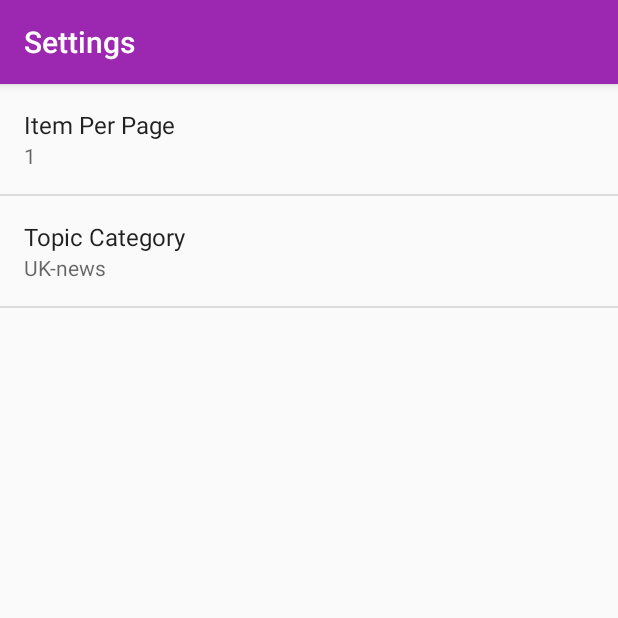
After one commit to angwandi/NewsAppABNSGU, an Android app: the SettingsActivity screen opened directly, with no data from a screen before it, on a phone screen of 412 x 824 dp, the top half of it. The commit adds this screen. Run offline under Robolectric (Android 15) with nearby library versions, the phone set to English and light mode, and no system bars.

Commit message:
Add SharedPreference

```diff
--- a/app/src/main/java/com/example/demad/newsapp/QueryUtils.java
+++ b/app/src/main/java/com/example/demad/newsapp/QueryUtils.java
@@ -73,7 +73,7 @@ public class QueryUtils {
                 .appendQueryParameter("page-size", "50")
                 //q parameter can be something like education,debate,economy,immigration,...
                 //can combine debate AND economy as well(can use these operators :AND,OR,NOT)
-                .appendQueryParameter("q", " ")
+                .appendQueryParameter("q","")
                 //Free student key from the Guardian API website
                 .appendQueryParameter("api-key", "ee7fcfa8-a253-432e-9e44-80655700e71a");
         String url;
--- /dev/null
+++ b/app/src/main/java/com/example/demad/newsapp/SettingsActivity.java
@@ -0,0 +1,57 @@
+package com.example.demad.newsapp;
+
+import android.content.SharedPreferences;
+import android.preference.ListPreference;
+import android.preference.Preference;
+import android.preference.PreferenceFragment;
+import android.preference.PreferenceManager;
+import android.support.v7.app.AppCompatActivity;
+import android.os.Bundle;
+public class SettingsActivity extends AppCompatActivity {
+    @Override
+    protected void onCreate(Bundle savedInstanceState) {
+        super.onCreate(savedInstanceState);
+        setContentView(R.layout.settings);
+    }
+
+    public static class NewsAppPreferenceFragment
+            extends PreferenceFragment
+            implements Preference.OnPreferenceChangeListener {
+        @Override
+        public void onCreate( Bundle savedInstanceState) {
+            super.onCreate(savedInstanceState);
+            addPreferencesFromResource(R.xml.settings_main);
+            Preference pageSize = findPreference(getString(R.string.settings_item_per_page_key));
+            bindPreferenceSummaryToValue(pageSize);
+            Preference topicCategory = findPreference(getString(R.string.settings_topic_category_key));
+            bindPreferenceSummaryToValue(topicCategory);
+        }
+
+        @Override
+        public boolean onPreferenceChange(Preference preference, Object value) {
+            // The code in this method takes care of updating the displayed preference summary after it has been changed
+            String stringValue = value.toString();
+            if (preference instanceof ListPreference) {
+                ListPreference listPreference = (ListPreference) preference;
+                int prefIndex = listPreference.findIndexOfValue(stringValue);
+                if (prefIndex >= 0) {
+                    CharSequence[] labels = listPreference.getEntries();
+                    preference.setSummary(labels[prefIndex]);
+                }
+            } else {
+                preference.setSummary(stringValue);
+            }
+            return true;
+        }
+
+        /**
+         * Helper Method for the above
+         */
+        private void bindPreferenceSummaryToValue(Preference preference) {
+            preference.setOnPreferenceChangeListener(this);
+            SharedPreferences preferences = PreferenceManager.getDefaultSharedPreferences(preference.getContext());
+            String preferenceString = preferences.getString(preference.getKey(), "");
+            onPreferenceChange(preference, preferenceString);
+        }
+    }
+}
--- /dev/null
+++ b/app/src/main/res/values/arrays.xml
@@ -0,0 +1,13 @@
+<?xml version="1.0" encoding="utf-8"?>
+<resources>
+  <string-array name="settings_topic_category_by_labels">
+    <item>@string/settings_topic_category_music_label</item>
+    <item>@string/settings_topic_category_politic_label</item>
+    <item>@string/settings_topic_category_UK_news_label</item>
+  </string-array>
+  <string-array name="settings_topic_category_by_value">
+    <item>@string/settings_topic_category_music_value</item>
+    <item>@string/settings_topic_category_politic_value</item>
+    <item>@string/settings_topic_category_UK_news_value</item>
+  </string-array>
+</resources>
--- a/app/src/main/res/values/strings.xml
+++ b/app/src/main/res/values/strings.xml
@@ -4,4 +4,24 @@
   <string name="no_internet_connection"> Oops! No internet connection.</string>
   <!--Text to display in the list when there are no earthquakes [CHAR LIMIT=NONE]-->
   <string name="no_news">No news, try again later.</string>
+  <!--Setting Activity-->
+  <string name="settings_menu_item">Settings</string>
+  <string name="settings_title">News Settings</string>
+  <!--String for the Preference Labels-->
+  <string name="settings_item_per_page_label">Item Per Page</string>
+  <string name="settings_item_per_page_key">page_size</string>
+  <string name="settings_item_per_page_default">1</string>
+  <!-- Strings For Topic Category Preference [CHAR LIMIT=30] -->
+  <string name="settings_topic_category_label">Topic Category</string>
+  <string name="settings_topic_category_key">topic_category</string>
+  <string name="settings_topic_category_by_default">@string/settings_topic_category_UK_news_value</string>
+  <!-- Label for topic category music option [CHAR LIMIT=20] -->
+  <string name="settings_topic_category_music_label">Music</string>
+  <string name="settings_topic_category_music_value">music</string>
+  <!-- Label for topic category politic option [CHAR LIMIT=20] -->
+  <string name="settings_topic_category_politic_label">Politic</string>
+  <string name="settings_topic_category_politic_value">politic</string>
+  <!-- Label for topic category UK news option [CHAR LIMIT=20] -->
+  <string name="settings_topic_category_UK_news_label">UK-news</string>
+  <string name="settings_topic_category_UK_news_value">uk-news</string>
 </resources>
--- a/app/src/main/res/values/styles.xml
+++ b/app/src/main/res/values/styles.xml
@@ -1,6 +1,6 @@
 <resources xmlns:tools="http://schemas.android.com/tools">
   <!-- Base application theme. -->
-  <style name="AppTheme" parent="Theme.AppCompat.Light.NoActionBar">
+  <style name="AppTheme" parent="Theme.AppCompat.Light.DarkActionBar">
     <!-- Customize your theme here. -->
     <item name="colorPrimary">@color/colorPrimary</item>
     <item name="colorPrimaryDark">@color/colorPrimaryDark</item>
--- /dev/null
+++ b/app/src/main/res/xml/settings_main.xml
@@ -0,0 +1,16 @@
+<?xml version="1.0" encoding="utf-8"?>
+<PreferenceScreen xmlns:android="http://schemas.android.com/apk/res/android"
+  android:title="@string/settings_title">
+  <EditTextPreference
+    android:defaultValue="@string/settings_item_per_page_default"
+    android:inputType="numberDecimal"
+    android:key="@string/settings_item_per_page_key"
+    android:selectAllOnFocus="true"
+    android:title="@string/settings_item_per_page_label" />
+  <ListPreference
+    android:defaultValue="@string/settings_topic_category_by_default"
+    android:entries="@array/settings_topic_category_by_labels"
+    android:entryValues="@array/settings_topic_category_by_value"
+    android:key="@string/settings_topic_category_key"
+    android:title="@string/settings_topic_category_label" />
+</PreferenceScreen>
```
Also changed, not shown: app/src/main/AndroidManifest.xml (+8 -0 lines), app/src/main/java/com/example/demad/newsapp/NewsAppActivity.java (+52 -7 lines), app/src/main/res/layout/activity_news_app.xml (+2 -33 lines), app/src/main/res/layout/settings.xml (added, +7 -0 lines), app/src/main/res/menu/main.xml (added, +8 -0 lines).
